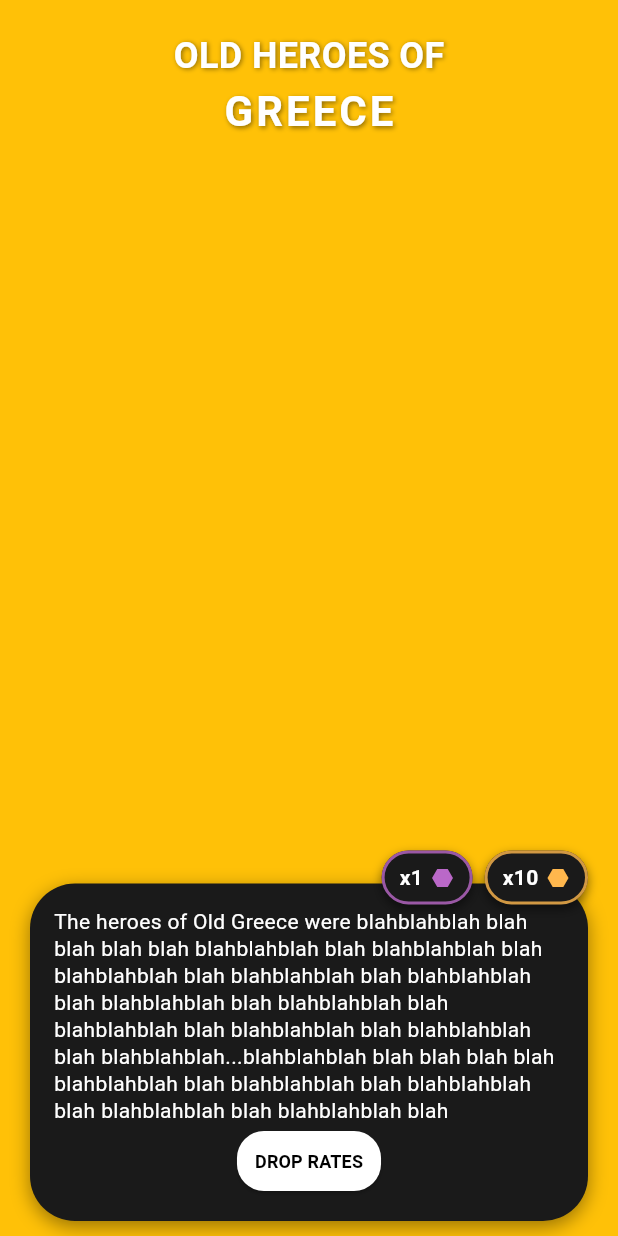
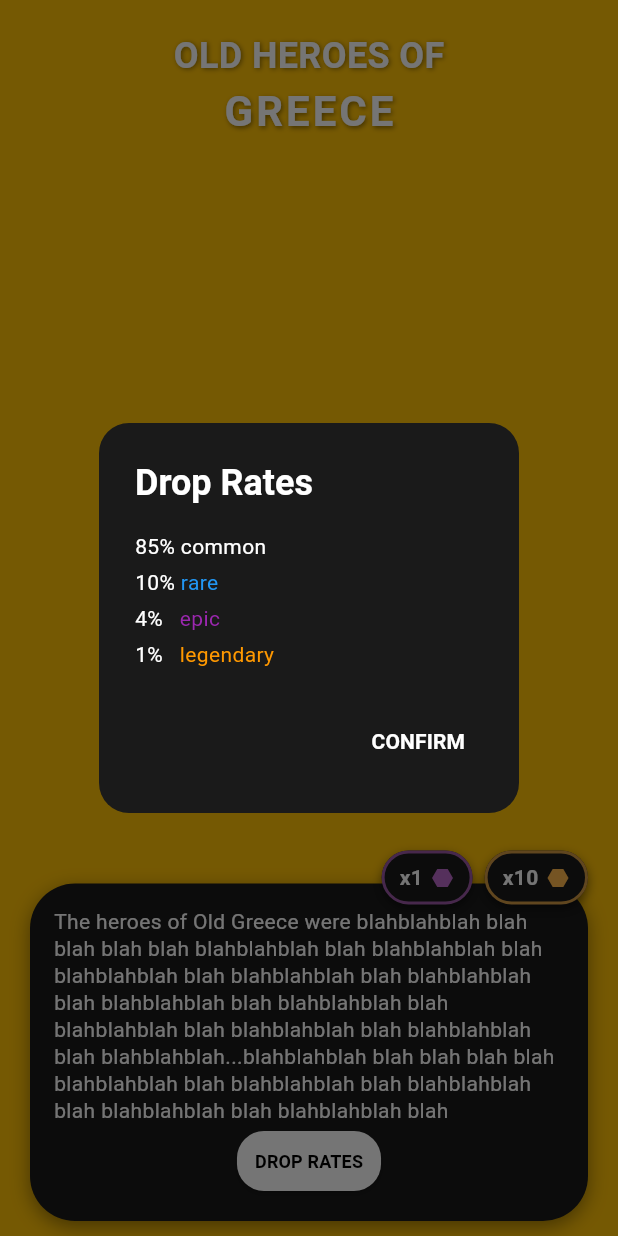
Before and after one commit to UCF-GroupProj/poosd-monorepo, a Flutter app: the SummonPage screen opened by its route, after a tap on "DROP RATES", on a phone screen of 412 x 824 dp. Run offline on Flutter 3.47's test engine with Material 3 defaults, Android fonts, the phone set to English and light mode, and no system bars; our stand-ins replace carousel_slider; missing offline and left inert: flutter_scroll_shadow.

Commit message:
Drop Rates popup

```diff
--- a/apps/mobile/lib/pages/page_summon.dart
+++ b/apps/mobile/lib/pages/page_summon.dart
@@ -103,7 +103,80 @@ class _SummonPageState extends State<SummonPage> {
 
                 /// DROP RATES BUTTON
                 ElevatedButton(
-                  onPressed: () {},
+                  onPressed: () {
+                    showDialog(
+                      context: context,
+                      builder: (context) {
+                        return AlertDialog(
+                          backgroundColor: const Color(0xFF1A1A1A),
+                          shape: RoundedRectangleBorder(
+                            borderRadius: BorderRadius.circular(20),
+                          ),
+                          title: const Text(
+                            "Drop Rates",
+                            style: TextStyle(
+                              color: Colors.white,
+                              fontWeight: FontWeight.bold,
+                            ),
+                          ),
+                          // ---- COLORED DROP RATES TEXT ----
+                          content: Column(
+                            mainAxisSize: MainAxisSize.min,
+                            crossAxisAlignment: CrossAxisAlignment.start,
+                            children: const [
+                              Text.rich(
+                                TextSpan(
+                                  children: [
+                                    TextSpan(text: "85% ", style: TextStyle(color: Colors.white)),
+                                    TextSpan(text: "common", style: TextStyle(color: Colors.white)),
+                                  ],
+                                ),
+                              ),
+                              SizedBox(height: 4),
+                              Text.rich(
+                                TextSpan(
+                                  children: [
+                                    TextSpan(text: "10% ", style: TextStyle(color: Colors.white)),
+                                    TextSpan(text: "rare", style: TextStyle(color: Colors.blue)),
+                                  ],
+                                ),
+                              ),
+                              SizedBox(height: 4),
+                              Text.rich(
+                                TextSpan(
+                                  children: [
+                                    TextSpan(text: "4% ", style: TextStyle(color: Colors.white),),
+                                    TextSpan(text: "  epic", style: TextStyle(color: Colors.purple)),
+                                  ],
+                                ),
+                              ),
+                              SizedBox(height: 4),
+                              Text.rich(
+                                TextSpan(
+                                  children: [
+                                    TextSpan(text: "1% ", style: TextStyle(color: Colors.white)),
+                                    TextSpan(text: "  legendary", style: TextStyle(color: Colors.orange)),
+                                  ],
+                                ),
+                              ),
+                            ],
+                          ),
+                          actions: [
+                            TextButton(
+                              onPressed: () => Navigator.pop(context),
+                              child: const Text(
+                                "CONFIRM",
+                                style: TextStyle(
+                                  color: Colors.white,
+                                  fontWeight: FontWeight.bold,
+                                ),
+                              ),
+                            )
+                          ],
+                        );
+                      },
+                    );
+                  },
                   style: ElevatedButton.styleFrom(
                     backgroundColor: Colors.white,
                     foregroundColor: Colors.black,
@@ -153,8 +226,7 @@ class _SummonPageState extends State<SummonPage> {
   Widget build(BuildContext context) {
     return Scaffold(
       backgroundColor: Colors.amber, // Simple flat background
-      body: SafeArea(
-        child: Column(
+      body: Column(
         children: [
           const SizedBox(height: 20),
 
@@ -213,7 +285,6 @@ class _SummonPageState extends State<SummonPage> {
           const SizedBox(height: 10),
         ],
       ),
-      ),
     );
   }
 }
```
Lines whose indentation alone changed are shown as unchanged.
